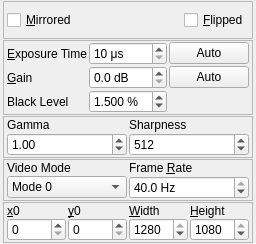
Above: jansenlib/video/QSpinnaker/QSpinnakerWidget.ui from davidgrier/pyfab before the change. Below: the same form after it.
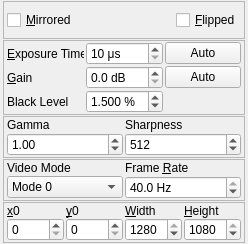
That is the form after the change.

Commit message: set minimum widget sizes

```diff
--- a/jansenlib/video/QSpinnaker/QSpinnakerWidget.ui
+++ b/jansenlib/video/QSpinnaker/QSpinnakerWidget.ui
@@ -10,6 +10,12 @@
     <height>244</height>
    </rect>
   </property>
+  <property name="minimumSize">
+   <size>
+    <width>248</width>
+    <height>244</height>
+   </size>
+  </property>
   <property name="windowTitle">
    <string>QSpinnakerWidget</string>
   </property>
```
The commit also changes 4 other files.
